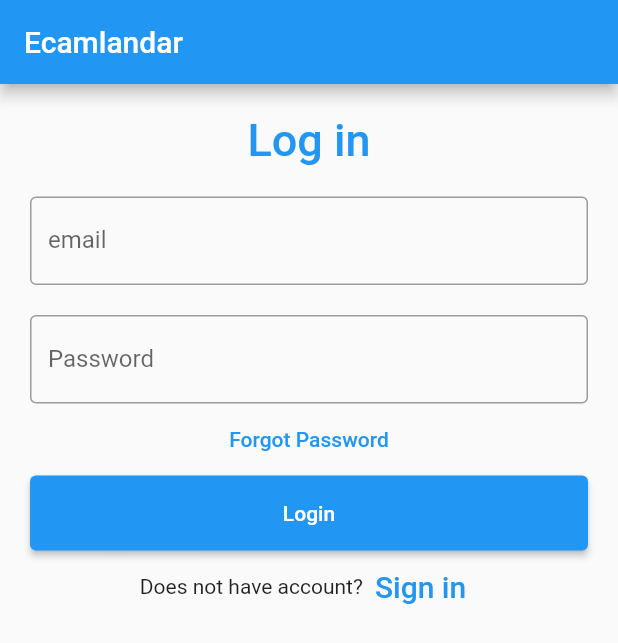
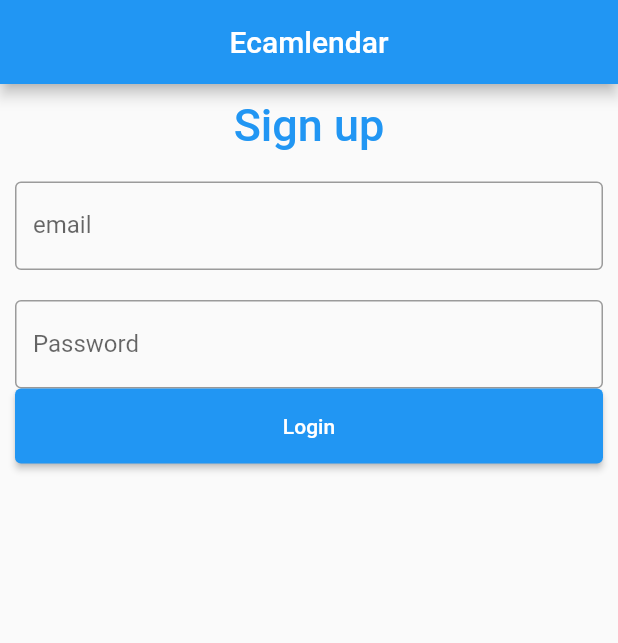
Before and after one commit to AmineAousji/Calendar_App, a Flutter app: the screen it shows after launch, after a tap on "Forgot Password", on a phone screen of 412 x 824 dp. Shown: the top 643 px of the screen. Run offline on Flutter 3.47's test engine with Material 2 defaults, Android fonts, the phone set to English and light mode, and no system bars; our stand-ins replace cloud_firestore, firebase_auth, firebase_core, flutter_colorpicker, syncfusion_flutter_calendar; accounts and stored records are empty; network calls fail.

```diff
--- a/lib/pages/Login_page.dart
+++ b/lib/pages/Login_page.dart
@@ -56,6 +56,12 @@ class _MyStatefulWidgetState extends State<MyStatefulWidget> {
                 TextButton(
                   onPressed: () {
                     //forgot password screen
+
+                    Navigator.of(context).pushReplacement(
+                        MaterialPageRoute(builder:(context) => SignUp(),
+                        )
+                    );
+                    //signup screen
                   },
                   child: const Text(
                     'Forgot Password',
@@ -96,7 +102,7 @@ class _MyStatefulWidgetState extends State<MyStatefulWidget> {
                       ),
                       onPressed: () {
                         Navigator.of(context).pushReplacement(MaterialPageRoute(
-                          builder: (context) => MainPage(),
+                          builder: (context) => SignUp(),
                         ));
                         //signup screen
                       },
@@ -108,3 +114,80 @@ class _MyStatefulWidgetState extends State<MyStatefulWidget> {
             )));
   }
 }
+
+class SignUp extends StatelessWidget {
+  TextEditingController emailController = TextEditingController();
+  TextEditingController passwordController = TextEditingController();
+  // Provider.of<EventProvider>(context, listen: false).syncEventsFromDB();
+
+  @override
+  Widget build(BuildContext context) =>
+      Scaffold(
+        appBar: AppBar(
+          title: Text(MyApp.title),
+          centerTitle: true,
+        ),
+        body:
+        ListView(
+              children: <Widget>[
+          Container(
+          alignment: Alignment.center,
+              padding: const EdgeInsets.all(10),
+              child: const Text(
+                'Sign up',
+                style: TextStyle(
+                    color: Colors.blue,
+                    fontWeight: FontWeight.w500,
+                    fontSize: 30),
+              )),
+          Container(
+            padding: const EdgeInsets.all(10),
+            child: TextField(
+              controller: emailController,
+              decoration: const InputDecoration(
+                border: OutlineInputBorder(),
+                labelText: 'email',
+              ),
+            ),
+          ),
+          Container(
+            padding: const EdgeInsets.fromLTRB(10, 10, 10, 0),
+            child: TextField(
+              obscureText: true,
+              controller: passwordController,
+              decoration: const InputDecoration(
+                border: OutlineInputBorder(),
+                labelText: 'Password',
+              ),
+            ),
+          ),
+          Container(
+              height: 50,
+              padding: const EdgeInsets.fromLTRB(10, 0, 10, 0),
+              child: ElevatedButton(
+                child: const Text('Login'),
+                onPressed: () async {
+                  final message = await AuthService().registration(
+                    email: emailController.text,
+                    password: passwordController.text,
+                  );
+                  if (message!.contains('Success')) {
+                    Navigator.of(context).pushReplacement(
+                        MaterialPageRoute(builder:(context) => MainPage(),
+                        )
+                    );
+                    ScaffoldMessenger.of(context).showSnackBar( const SnackBar(
+                      content: Text("Loged in"),
+                    ));
+                  }
+                  else {
+                    ScaffoldMessenger.of(context).showSnackBar( const SnackBar(
+                      content: Text("Please enter correct information "),
+                    ));
+                  }
+                },
+              )
+          ),
+        ])
+  );
+}
```
